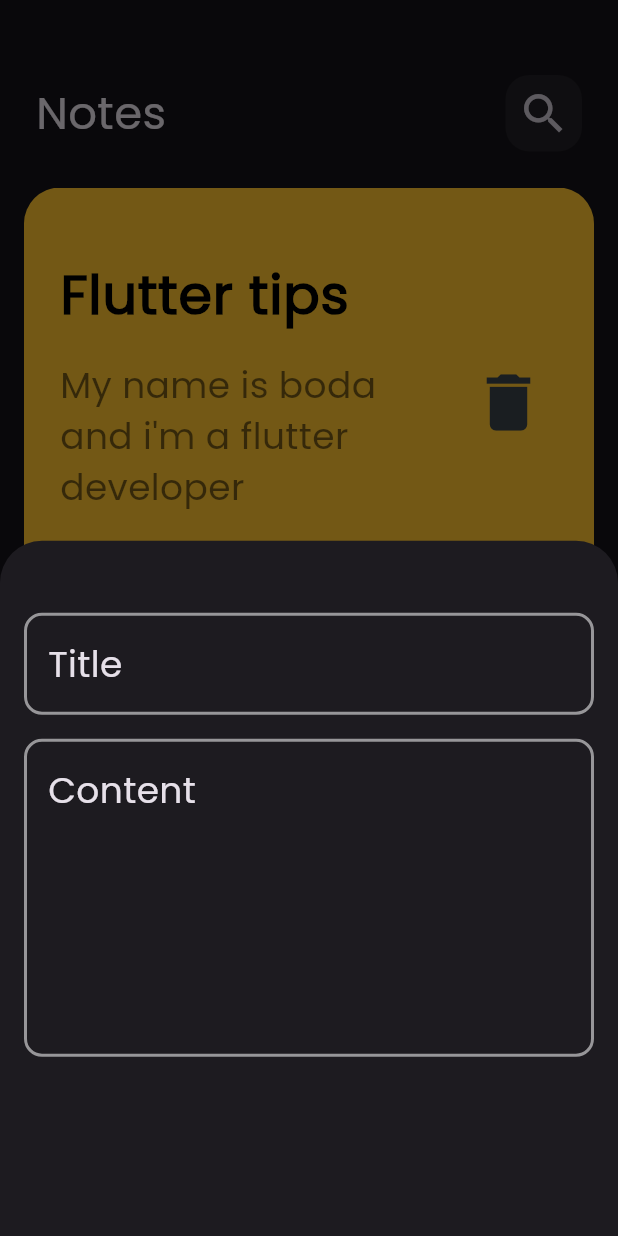
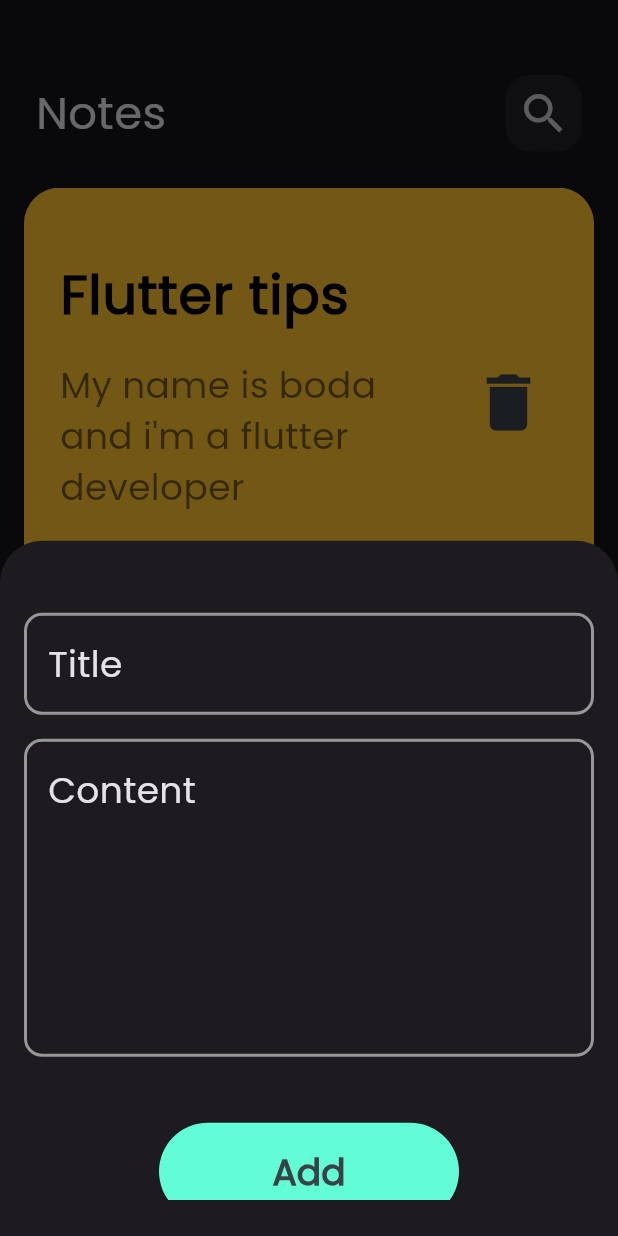
Before and after one commit to MoEhab74/Notes-App, a Flutter app: the screen it shows after launch, after a tap on the "add" icon, on a phone screen of 412 x 824 dp. Run offline on Flutter 3.47's test engine with Material 3 defaults, Android fonts, the phone set to English and light mode, and no system bars.

Commit message:
Finish bottom sheet

```diff
--- a/lib/widgets/add_note_bottom_sheet.dart
+++ b/lib/widgets/add_note_bottom_sheet.dart
@@ -1,4 +1,5 @@
 import 'package:flutter/material.dart';
+import 'package:notes_app/widgets/custom_elevated_bottom.dart';
 import 'package:notes_app/widgets/custom_text_field.dart';
 
 class AddNoteBottomSheet extends StatelessWidget {
@@ -7,14 +8,19 @@ class AddNoteBottomSheet extends StatelessWidget {
   @override
   Widget build(BuildContext context) {
     return Padding(
-      padding: const EdgeInsets.symmetric(horizontal: 16,vertical: 24),
-      child: Column(
-        children: [
-          SizedBox(height: 24,),
-          CustomTextField(hintText: 'Title'),
-          SizedBox(height: 16,),
-          CustomTextField(hintText: 'Content', maxLines: 5)
-        ],
+      padding: const EdgeInsets.symmetric(horizontal: 16, vertical: 24),
+      child: SingleChildScrollView(
+        child: Column(
+          children: [
+            const SizedBox(height: 24),
+            CustomTextField(hintText: 'Title'),
+            const SizedBox(height: 16),
+            CustomTextField(hintText: 'Content', maxLines: 5),
+            const SizedBox(height: 44),
+            CustomElevatedBottom(),
+            const SizedBox(height: 32),
+          ],
+        ),
       ),
     );
   }
--- /dev/null
+++ b/lib/widgets/custom_elevated_bottom.dart
@@ -0,0 +1,28 @@
+import 'package:flutter/material.dart';
+import 'package:notes_app/constants.dart';
+
+class CustomElevatedBottom extends StatelessWidget {
+  const CustomElevatedBottom({super.key});
+
+  @override
+  Widget build(BuildContext context) {
+    return SizedBox(
+      height: 65,
+      width: 200,
+      child: ElevatedButton(
+        style: ButtonStyle(
+          backgroundColor: WidgetStateProperty.all(kPrimaryColor),
+        ),
+        onPressed: () {},
+        child: Text(
+          'Add',
+          style: TextStyle(
+            fontSize: 24,
+            fontWeight: FontWeight.bold,
+            color: Color.fromARGB(255, 56, 66, 71),
+          ),
+        ),
+      ),
+    );
+  }
+}
```
